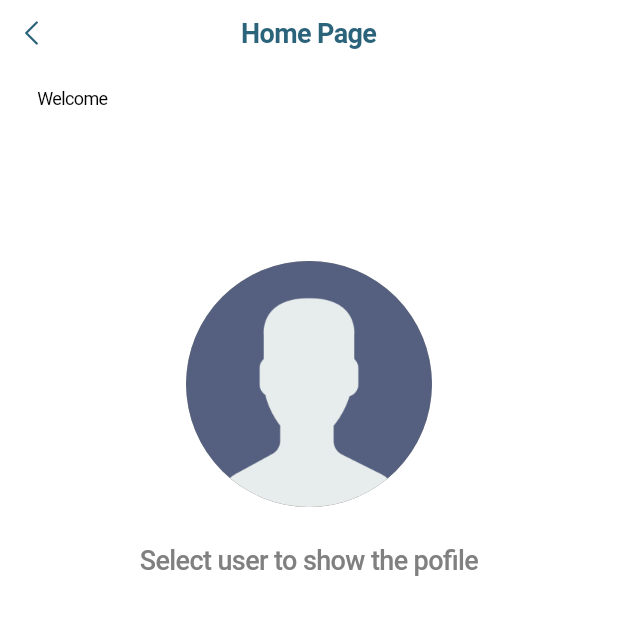
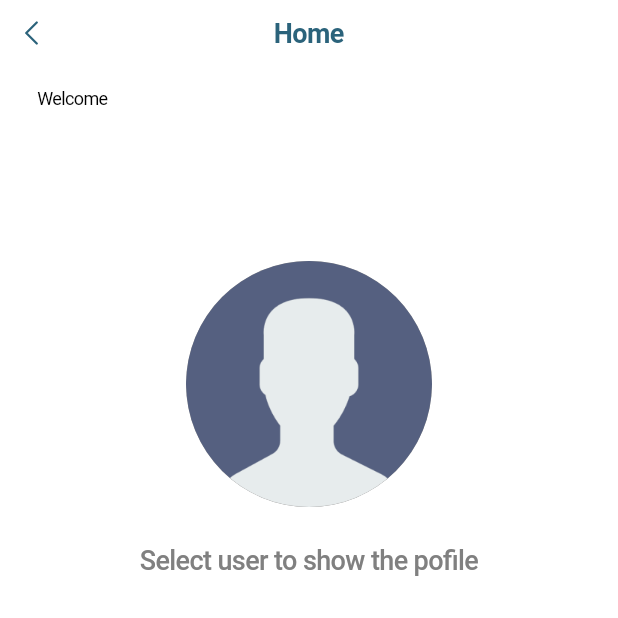
Before and after one commit to benz101/suitmedia_test_flutter_dev, a Flutter app: the HomePage screen opened directly with empty values, on a phone screen of 412 x 824 dp, the top half of it. Run offline on Flutter 3.47's test engine with Material 2 defaults, Android fonts, the phone set to English and light mode, and no system bars; our stand-ins replace equatable, flutter_bloc, flutter_svg, webview_flutter.

Commit message:
New Update

```diff
--- a/lib/ui/home_page.dart
+++ b/lib/ui/home_page.dart
@@ -32,7 +32,7 @@ class _HomePageState extends State<HomePage> {
               }),
           middle: state.id == 0 && state.firstName!.isEmpty
               ? const Text(
-                  'Home Page',
+                  'Home',
                   style: TextStyle(
                       color: ColorHelper.primary,
                       fontSize: 18,
```
